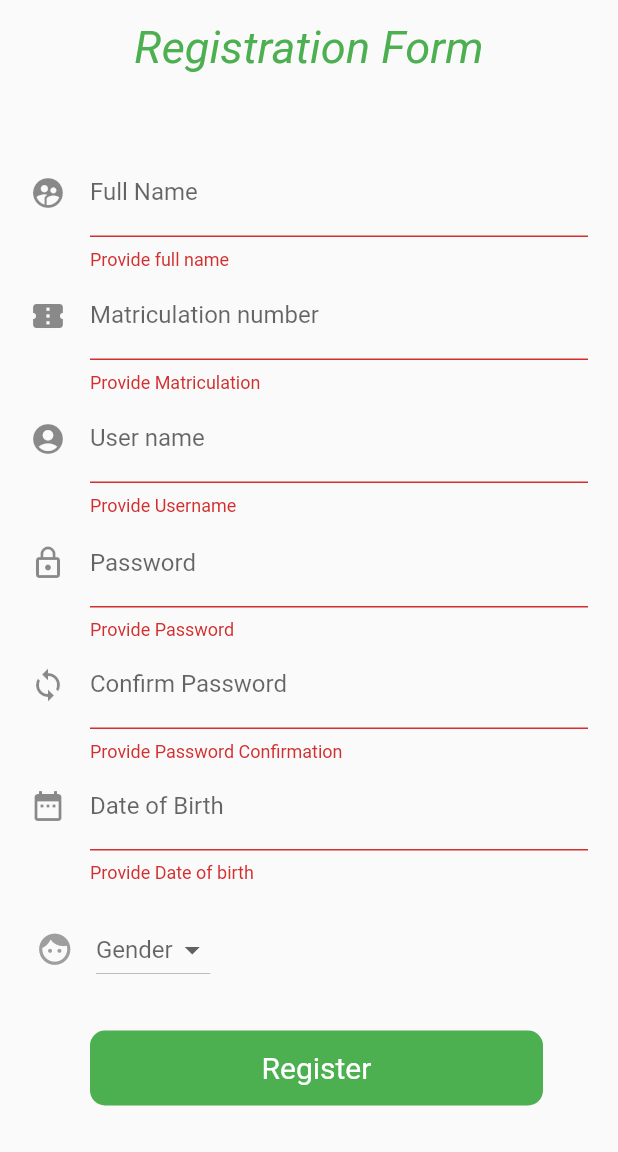
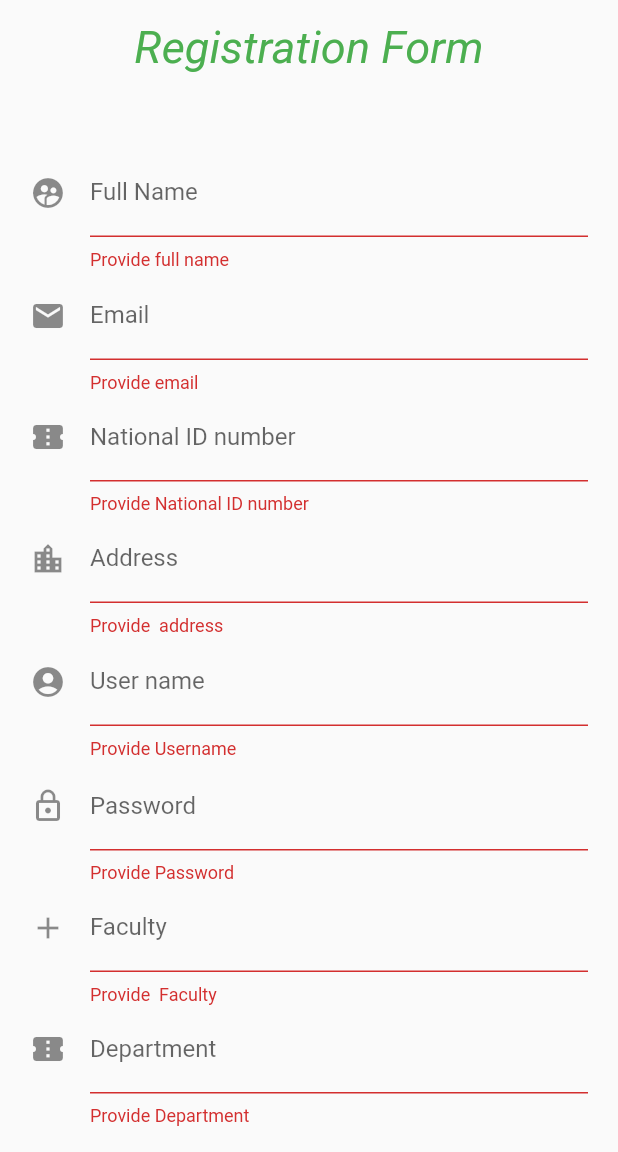
Before and after one commit to Jessie-Djuatio/schoolapp, a Flutter app: the Registration screen opened directly, on a phone screen of 412 x 824 dp, the part 84-1236 px from its top. Run offline on Flutter 3.47's test engine with Material 2 defaults, Android fonts, the phone set to English and light mode, and no system bars; our stand-ins replace dio, flutter_secure_storage, flutter_svg; accounts and stored records are empty.

Commit message:
course registration

```diff
--- a/lib/registration.dart
+++ b/lib/registration.dart
@@ -9,10 +9,14 @@ class _RegistrationState extends State<Registration>{
 
   TextEditingController _usernameController = new TextEditingController();
   TextEditingController _passwordController = new TextEditingController();
-  TextEditingController _passwordConfirmController = new TextEditingController();
+  TextEditingController _emailController = new TextEditingController();
   TextEditingController _fullnameController = new TextEditingController();
   TextEditingController _matriculationController = new TextEditingController();
   TextEditingController _dobController = new TextEditingController();
+  TextEditingController _facultyController = new TextEditingController();
+  TextEditingController _departmentController = new TextEditingController();
+  TextEditingController _addressController = new TextEditingController();
+
 
   final GlobalKey<FormState> _formKeyValue =
   new GlobalKey<FormState>();
@@ -89,14 +93,50 @@ class _RegistrationState extends State<Registration>{
                   padding: const EdgeInsets.symmetric(horizontal:20.0, vertical: 0.0),
                   child: TextFormField(
                     decoration: InputDecoration(
+                        icon: Icon(Icons.email),
+                        hintText: 'Enter your email',
+                        labelText: 'Email'
+                    ),
+                    controller: _emailController,
+                    validator: (text) {
+                      if (text == null || text.isEmpty) {
+                        return 'Provide email';
+                      }
+                      return null;
+                    },
+                  ),
+                ),
+
+                Padding(
+                  padding: const EdgeInsets.symmetric(horizontal:20.0, vertical: 0.0),
+                  child: TextFormField(
+                    decoration: InputDecoration(
                         icon: Icon(Icons.confirmation_number),
-                        hintText: 'Enter your Matriculation number',
-                        labelText: 'Matriculation number'
+                        hintText: 'Enter your NationalID number',
+                        labelText: 'National ID number'
                     ),
                      controller: _matriculationController,
                     validator: (text) {
                       if (text == null || text.isEmpty) {
-                        return 'Provide Matriculation';
+                        return 'Provide National ID number';
+                      }
+                      return null;
+                    },
+                  ),
+                ),
+                Padding(
+                  padding: const EdgeInsets.symmetric(horizontal: 20.0, vertical: 0.0),
+                  child: TextFormField(
+                   // obscureText: true,
+                    decoration: InputDecoration(
+                        icon: Icon(Icons.location_city),
+                        hintText: 'Molyko, Buea',
+                        labelText: 'Address'
+                    ),
+                    controller: _addressController,
+                    validator: (text) {
+                      if (text == null || text.isEmpty) {
+                        return 'Provide  address';
                       }
                       return null;
                     },
@@ -151,15 +191,32 @@ class _RegistrationState extends State<Registration>{
                 Padding(
                   padding: const EdgeInsets.symmetric(horizontal: 20.0, vertical: 0.0),
                   child: TextFormField(
-                    obscureText: true,
+                   // obscureText: true,
                     decoration: InputDecoration(
-                        icon: Icon(Icons.sync),
-                        labelText: 'Confirm Password'
+                        icon: Icon(Icons.add),
+                        labelText: 'Faculty'
                     ),
-                    controller: _passwordConfirmController,
+                    controller: _facultyController,
                     validator: (text) {
                       if (text == null || text.isEmpty) {
-                        return 'Provide Password Confirmation';
+                        return 'Provide  Faculty';
+                      }
+                      return null;
+                    },
+                  ),
+                ),
+                Padding(
+                  padding: const EdgeInsets.symmetric(horizontal:20.0, vertical: 0.0),
+                  child: TextFormField(
+                    decoration: InputDecoration(
+                        icon: Icon(Icons.confirmation_number),
+                        hintText: 'Enter your department',
+                        labelText: 'Department'
+                    ),
+                    controller: _departmentController,
+                    validator: (text) {
+                      if (text == null || text.isEmpty) {
+                        return 'Provide Department';
                       }
                       return null;
                     },
@@ -168,7 +225,7 @@ class _RegistrationState extends State<Registration>{
                 Padding(
                   padding: const EdgeInsets.symmetric(horizontal: 20.0, vertical: 0.0),
                   child: TextFormField(
-                    obscureText: true,
+                    //obscureText: true,
                     decoration: InputDecoration(
                         icon: Icon(Icons.date_range),
                         hintText: '01/01/2020',
@@ -212,6 +269,7 @@ class _RegistrationState extends State<Registration>{
                         });
                       }, value: selectedType,
                       hint: Text('Gender'),
+
 
                     )
 
@@ -291,7 +349,7 @@ class _RegistrationState extends State<Registration>{
 
   signUp () async {
     if ( _formKeyValue.currentState.validate() ) {
-      print("Fullname: ${_fullnameController.text}\nMatriculation: ${_matriculationController.text}\nUsername:: ${_usernameController.text}\nPassword: ${_passwordController.text}\nPassword Confirmation: ${_passwordConfirmController.text}\nDate of birth: ${_dobController.text}\n");
+      print("Fullname: ${_fullnameController.text}\nEmail: ${_emailController.text}\nAddress: ${_addressController.text}\nUsername: ${_usernameController.text}\nPassword: ${_passwordController.text}\nFaculty: ${_facultyController.text}\nDate of birth: ${_dobController.text}\nDepartment: ${_departmentController.text}\n");
     }
   }
 
--- a/pubspec.yaml
+++ b/pubspec.yaml
@@ -17,6 +17,8 @@ environment:
   sdk: ">=2.1.0 <3.0.0"
 
 dependencies:
+  flutter_paystack: ^1.0.3+1
+
   flutter:
     sdk: flutter
   flutter_svg: ^0.17.4
```
Also changed, not shown: lib/category_menu.dart (added, +72 -0 lines), lib/components/courses.dart (added, +26 -0 lines), lib/components/courses_rep.dart (added, +114 -0 lines), lib/courseList.dart (added, +101 -0 lines), lib/home_screen.dart (+33 -2 lines), lib/pay_fees.dart (added), pubspec.lock.
